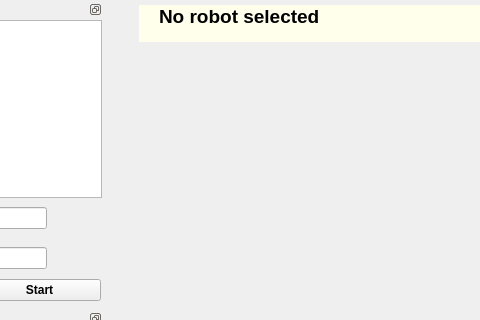
Before: the Qt Designer form node_manager_fkie/src/node_manager_fkie/MainWindow.ui in fkie/multimaster_fkie, drawn with Qt 5; both pictures show x 171 to 651 and y 0 to 320 of the 976 by 752 pixel window.
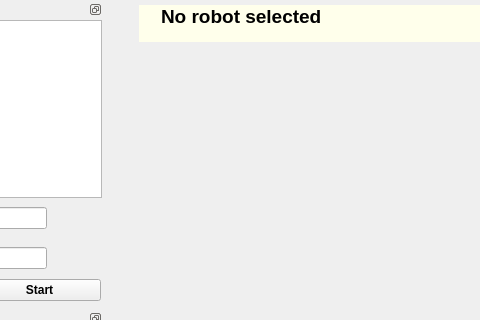
After: the same form once the commit is applied. Icons and pictures are not drawn.

Commit message: node_manager_fkie: added indent before hostname in description panel

Diff of the .ui file:
```diff
--- a/node_manager_fkie/src/node_manager_fkie/MainWindow.ui
+++ b/node_manager_fkie/src/node_manager_fkie/MainWindow.ui
@@ -364,6 +364,9 @@
 &lt;/style&gt;&lt;/head&gt;&lt;body style=&quot; font-family:'Ubuntu'; font-size:9pt; font-weight:400; font-style:normal;&quot;&gt;
 &lt;p style=&quot; margin-top:0px; margin-bottom:0px; margin-left:0px; margin-right:0px; -qt-block-indent:0; text-indent:0px;&quot;&gt;&lt;span style=&quot; font-size:14pt; font-weight:600;&quot;&gt;No robot selected&lt;/span&gt;&lt;/p&gt;&lt;/body&gt;&lt;/html&gt;</string>
                    </property>
+                   <property name="indent">
+                    <number>2</number>
+                   </property>
                   </widget>
                  </item>
                  <item>
```
Left out of the diff: 3 changed lines with no effect on the pictures.
